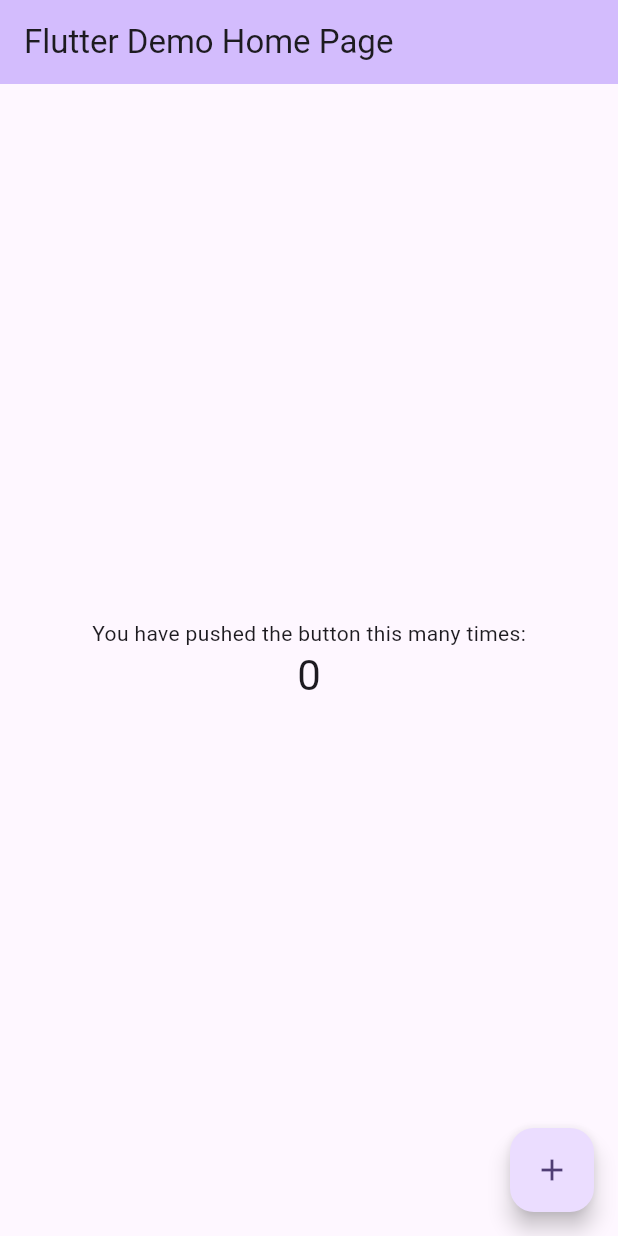
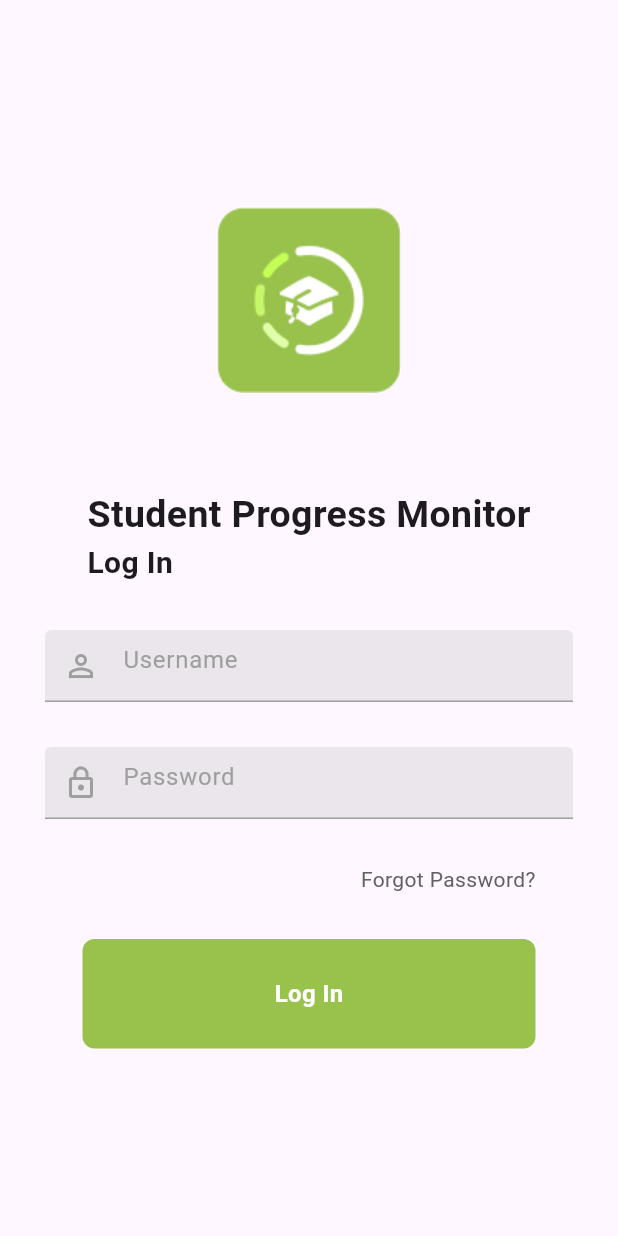
Before and after one commit to AngeliqueBalt/SPM_App, a Flutter app: the screen it shows after launch, on a phone screen of 412 x 824 dp. Run offline on Flutter 3.47's test engine with Material 2 defaults, Android fonts, the phone set to English and light mode, and no system bars; our stand-ins replace smooth_page_indicator.

Commit message:
initial UI - teacher side

```diff
--- a/lib/main.dart
+++ b/lib/main.dart
@@ -1,4 +1,7 @@
 import 'package:flutter/material.dart';
+import 'package:student_progress_monitor_app/screens/login_screen.dart';
+import 'package:student_progress_monitor_app/screens/teacher/teacher_students_list_screen.dart';
+import 'Screens/Teacher/Teacher_Home_Screen.dart';
 
 void main() {
   runApp(const MyApp());
@@ -11,115 +14,12 @@ class MyApp extends StatelessWidget {
   @override
   Widget build(BuildContext context) {
     return MaterialApp(
+      debugShowCheckedModeBanner: false,
       title: 'Flutter Demo',
       theme: ThemeData(
-        // This is the theme of your application.
-        //
-        // TRY THIS: Try running your application with "flutter run". You'll see
-        // the application has a blue toolbar. Then, without quitting the app,
-        // try changing the seedColor in the colorScheme below to Colors.green
-        // and then invoke "hot reload" (save your changes or press the "hot
-        // reload" button in a Flutter-supported IDE, or press "r" if you used
-        // the command line to start the app).
-        //
-        // Notice that the counter didn't reset back to zero; the application
-        // state is not lost during the reload. To reset the state, use hot
-        // restart instead.
-        //
-        // This works for code too, not just values: Most code changes can be
-        // tested with just a hot reload.
-        colorScheme: ColorScheme.fromSeed(seedColor: Colors.deepPurple),
         useMaterial3: true,
       ),
-      home: const MyHomePage(title: 'Flutter Demo Home Page'),
+      home: const LogInScreen(),
     );
   }
 }
-
-class MyHomePage extends StatefulWidget {
-  const MyHomePage({super.key, required this.title});
-
-  // This widget is the home page of your application. It is stateful, meaning
-  // that it has a State object (defined below) that contains fields that affect
-  // how it looks.
-
-  // This class is the configuration for the state. It holds the values (in this
-  // case the title) provided by the parent (in this case the App widget) and
-  // used by the build method of the State. Fields in a Widget subclass are
-  // always marked "final".
-
-  final String title;
-
-  @override
-  State<MyHomePage> createState() => _MyHomePageState();
-}
-
-class _MyHomePageState extends State<MyHomePage> {
-  int _counter = 0;
-
-  void _incrementCounter() {
-    setState(() {
-      // This call to setState tells the Flutter framework that something has
-      // changed in this State, which causes it to rerun the build method below
-      // so that the display can reflect the updated values. If we changed
-      // _counter without calling setState(), then the build method would not be
-      // called again, and so nothing would appear to happen.
-      _counter++;
-    });
-  }
-
-  @override
-  Widget build(BuildContext context) {
-    // This method is rerun every time setState is called, for instance as done
-    // by the _incrementCounter method above.
-    //
-    // The Flutter framework has been optimized to make rerunning build methods
-    // fast, so that you can just rebuild anything that needs updating rather
-    // than having to individually change instances of widgets.
-    return Scaffold(
-      appBar: AppBar(
-        // TRY THIS: Try changing the color here to a specific color (to
-        // Colors.amber, perhaps?) and trigger a hot reload to see the AppBar
-        // change color while the other colors stay the same.
-        backgroundColor: Theme.of(context).colorScheme.inversePrimary,
-        // Here we take the value from the MyHomePage object that was created by
-        // the App.build method, and use it to set our appbar title.
-        title: Text(widget.title),
-      ),
-      body: Center(
-        // Center is a layout widget. It takes a single child and positions it
-        // in the middle of the parent.
-        child: Column(
-          // Column is also a layout widget. It takes a list of children and
-          // arranges them vertically. By default, it sizes itself to fit its
-          // children horizontally, and tries to be as tall as its parent.
-          //
-          // Column has various properties to control how it sizes itself and
-          // how it positions its children. Here we use mainAxisAlignment to
-          // center the children vertically; the main axis here is the vertical
-          // axis because Columns are vertical (the cross axis would be
-          // horizontal).
-          //
-          // TRY THIS: Invoke "debug painting" (choose the "Toggle Debug Paint"
-          // action in the IDE, or press "p" in the console), to see the
-          // wireframe for each widget.
-          mainAxisAlignment: MainAxisAlignment.center,
-          children: <Widget>[
-            const Text(
-              'You have pushed the button this many times:',
-            ),
-            Text(
-              '$_counter',
-              style: Theme.of(context).textTheme.headlineMedium,
-            ),
-          ],
-        ),
-      ),
-      floatingActionButton: FloatingActionButton(
-        onPressed: _incrementCounter,
-        tooltip: 'Increment',
-        child: const Icon(Icons.add),
-      ), // This trailing comma makes auto-formatting nicer for build methods.
-    );
-  }
-}
--- /dev/null
+++ b/lib/screens/login_screen.dart
@@ -0,0 +1,129 @@
+import 'package:flutter/material.dart';
+import 'package:student_progress_monitor_app/Screens/Teacher/Teacher_Home_Screen.dart';
+
+class LogInScreen extends StatelessWidget {
+  const LogInScreen({super.key});
+
+  @override
+  Widget build(BuildContext context) {
+    return Scaffold(
+      body: SafeArea(
+          child: Center(
+        child: SingleChildScrollView(
+          child: Padding(
+            padding: const EdgeInsets.all(30.0),
+            child: Column(
+              mainAxisAlignment: MainAxisAlignment.center,
+              children: [
+                // logo
+                const Image(
+                  image: AssetImage("lib/assets/images/Logo.png"),
+                  height: 150,
+                ),
+                const SizedBox(height: 50),
+
+                // App name and log in text
+                const Column(
+                  crossAxisAlignment: CrossAxisAlignment.start,
+                  children: [
+                    Text("Student Progress Monitor",
+                        style: TextStyle(
+                            fontSize: 25, fontWeight: FontWeight.bold)),
+                    SizedBox(width: 10),
+                    Text("Log In",
+                        style: TextStyle(
+                            fontSize: 20, fontWeight: FontWeight.bold)),
+                  ],
+                ),
+
+                const SizedBox(height: 30),
+
+                // Username text field
+                TextFormField(
+                  decoration: InputDecoration(
+                    enabledBorder: const UnderlineInputBorder(
+                      borderSide: BorderSide(color: Colors.grey),
+                    ),
+                    focusedBorder: const OutlineInputBorder(
+                      borderSide: BorderSide(color: Colors.grey),
+                    ),
+                    prefixIcon:
+                        const Icon(Icons.person_outline, color: Colors.grey),
+                    hintText: "Username",
+                    hintStyle: const TextStyle(color: Colors.grey),
+                    filled: true,
+                    fillColor: Colors.grey.withOpacity(0.2),
+                  ),
+                ),
+
+                const SizedBox(height: 30),
+
+                // Password text field
+                TextFormField(
+                  decoration: InputDecoration(
+                      enabledBorder: const UnderlineInputBorder(
+                        borderSide: BorderSide(color: Colors.grey),
+                      ),
+                      focusedBorder: const OutlineInputBorder(
+                        borderSide: BorderSide(color: Colors.grey),
+                      ),
+                      prefixIcon:
+                          const Icon(Icons.lock_outline, color: Colors.grey),
+                      hintText: "Password",
+                      hintStyle: const TextStyle(color: Colors.grey),
+                      filled: true,
+                      fillColor: Colors.grey.withOpacity(0.2)),
+                ),
+
+                const SizedBox(height: 30),
+
+                // forgot password?
+                Padding(
+                  padding: const EdgeInsets.symmetric(horizontal: 25.0),
+                  child: Row(
+                    mainAxisAlignment: MainAxisAlignment.end,
+                    children: [
+                      Text("Forgot Password?",
+                          style: TextStyle(color: Colors.grey[700])),
+                    ],
+                  ),
+                ),
+
+                const SizedBox(height: 30),
+
+                // Log in button
+                GestureDetector(
+                  onTap: () {
+                    Navigator.of(context).pushAndRemoveUntil(
+                      MaterialPageRoute(
+                        builder: (context) => const TeacherHomeScreen(),
+                      ),
+                      (Route route) => false,
+                    );
+                  },
+                  child: Container(
+                    padding: const EdgeInsets.all(25),
+                    margin: const EdgeInsets.symmetric(horizontal: 25),
+                    decoration: BoxDecoration(
+                      color: const Color(0xFF99C24D),
+                      borderRadius: BorderRadius.circular(8),
+                    ),
+                    child: const Center(
+                      child: Text(
+                        "Log In",
+                        style: TextStyle(
+                            color: Colors.white,
+                            fontWeight: FontWeight.bold,
+                            fontSize: 16),
+                      ),
+                    ),
+                  ),
+                ),
+              ],
+            ),
+          ),
+        ),
+      )),
+    );
+  }
+}
--- a/pubspec.yaml
+++ b/pubspec.yaml
@@ -35,6 +35,7 @@ dependencies:
   # The following adds the Cupertino Icons font to your application.
   # Use with the CupertinoIcons class for iOS style icons.
   cupertino_icons: ^1.0.2
+  smooth_page_indicator: ^1.1.0
 
 dev_dependencies:
   flutter_test:
@@ -63,6 +64,9 @@ flutter:
   #   - images/a_dot_burr.jpeg
   #   - images/a_dot_ham.jpeg
 
+  assets:
+    - lib/assets/images/
+
   # An image asset can refer to one or more resolution-specific "variants", see
   # https://flutter.dev/assets-and-images/#resolution-aware
 
```
Also changed, not shown: lib/components/navbar.dart (added, +69 -0 lines), lib/components/option_card.dart (added, +43 -0 lines), lib/screens/student/student_home_screen.dart (added, +20 -0 lines), lib/screens/teacher/teacher_class_screen.dart (added, +58 -0 lines), lib/screens/teacher/teacher_home_screen.dart (added, +155 -0 lines), lib/screens/teacher/teacher_quiz_screen.dart (added, +42 -0 lines), lib/screens/teacher/teacher_students_list_screen.dart (added, +86 -0 lines), lib/assets/images/Logo.png (added), lib/screens/start_screen.dart (added), pubspec.lock.
